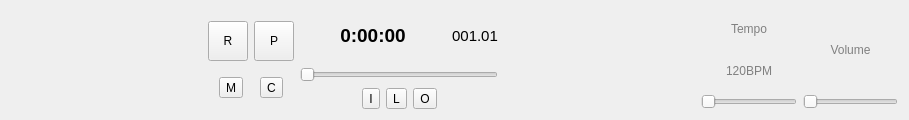
This is mscore/playpanel.ui in codeboost/MuseScore as Qt 5 draws it before an edit. The edited form follows.
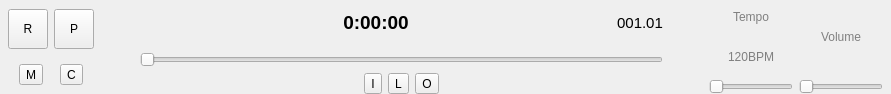
This is the edited form.

Commit message: Update play panel, icons

Patch:
```diff
--- a/mscore/playpanel.ui
+++ b/mscore/playpanel.ui
@@ -6,8 +6,8 @@
    <rect>
     <x>0</x>
     <y>0</y>
-    <width>909</width>
-    <height>120</height>
+    <width>891</width>
+    <height>94</height>
    </rect>
   </property>
   <property name="sizePolicy">
@@ -22,22 +22,19 @@
   <property name="windowTitle">
    <string>MuseScore: Play Panel</string>
   </property>
-  <layout class="QHBoxLayout" name="horizontalLayout_6">
-   <item>
-    <spacer name="horizontalSpacer_5">
-     <property name="orientation">
-      <enum>Qt::Horizontal</enum>
-     </property>
-     <property name="sizeHint" stdset="0">
-      <size>
-       <width>171</width>
-       <height>20</height>
-      </size>
-     </property>
-    </spacer>
-   </item>
-   <item>
     <layout class="QHBoxLayout" name="horizontalLayout_4">
+   <property name="leftMargin">
+    <number>8</number>
+   </property>
+   <property name="topMargin">
+    <number>0</number>
+   </property>
+   <property name="rightMargin">
+    <number>8</number>
+   </property>
+   <property name="bottomMargin">
+    <number>0</number>
+   </property>
      <item>
       <layout class="QVBoxLayout" name="verticalLayout_4">
        <item>
@@ -99,11 +96,24 @@
        </item>
       </layout>
      </item>
+   <item>
+    <spacer name="horizontalSpacer">
+     <property name="orientation">
+      <enum>Qt::Horizontal</enum>
+     </property>
+     <property name="sizeType">
+      <enum>QSizePolicy::Minimum</enum>
+     </property>
+     <property name="sizeHint" stdset="0">
+      <size>
+       <width>40</width>
+       <height>20</height>
+      </size>
+     </property>
+    </spacer>
+   </item>
      <item>
       <layout class="QVBoxLayout" name="verticalLayout">
-       <property name="sizeConstraint">
-        <enum>QLayout::SetDefaultConstraint</enum>
-       </property>
        <item>
         <layout class="QVBoxLayout" name="verticalLayout_6">
          <item>
@@ -326,26 +336,27 @@
        </item>
       </layout>
      </item>
-    </layout>
-   </item>
    <item>
-    <spacer name="horizontalSpacer">
+    <spacer name="horizontalSpacer_5">
      <property name="orientation">
       <enum>Qt::Horizontal</enum>
      </property>
      <property name="sizeType">
-      <enum>QSizePolicy::MinimumExpanding</enum>
+      <enum>QSizePolicy::Minimum</enum>
      </property>
      <property name="sizeHint" stdset="0">
       <size>
-       <width>170</width>
+       <width>40</width>
        <height>20</height>
       </size>
      </property>
     </spacer>
    </item>
    <item>
-    <layout class="QHBoxLayout" name="horizontalLayout_5">
+    <layout class="QHBoxLayout" name="horizontalLayout_5" stretch="0,0">
+     <property name="sizeConstraint">
+      <enum>QLayout::SetDefaultConstraint</enum>
+     </property>
      <item>
       <layout class="QVBoxLayout" name="verticalLayout_5">
        <item>
@@ -1380,6 +1391,12 @@
        </item>
        <item>
         <widget class="QSlider" name="tempoSlider">
+         <property name="sizePolicy">
+          <sizepolicy hsizetype="Minimum" vsizetype="Fixed">
+           <horstretch>0</horstretch>
+           <verstretch>0</verstretch>
+          </sizepolicy>
+         </property>
          <property name="orientation">
           <enum>Qt::Horizontal</enum>
          </property>
@@ -1906,6 +1923,12 @@
        </item>
        <item>
         <widget class="QSlider" name="volumeSlider">
+         <property name="sizePolicy">
+          <sizepolicy hsizetype="Minimum" vsizetype="Fixed">
+           <horstretch>0</horstretch>
+           <verstretch>0</verstretch>
+          </sizepolicy>
+         </property>
          <property name="orientation">
           <enum>Qt::Horizontal</enum>
          </property>
```
Lines whose indentation alone changed are shown as unchanged. The commit also changes 4 other files.
